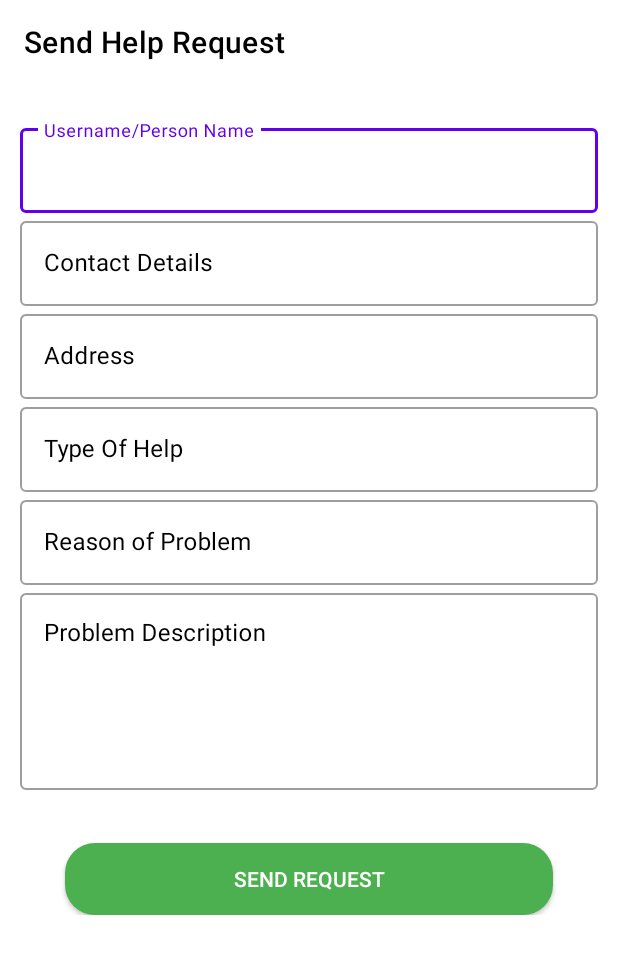
After one commit to Preetojha08/NGO_Management_System, an Android app: the HelpRequestFormActivity screen opened directly, with no data from a screen before it, on a phone screen of 412 x 824 dp. The commit adds this screen. Shown: the top 954 px of the screen. Run offline under Robolectric (Android 15) with nearby library versions, the phone set to English and light mode, and no system bars; our stand-ins replace sdp/ssp sizes.

Commit message:
Help Form

```diff
--- a/app/src/main/AndroidManifest.xml
+++ b/app/src/main/AndroidManifest.xml
@@ -14,7 +14,10 @@
         android:roundIcon="@mipmap/ic_launcher_round"
         android:supportsRtl="true"
         android:theme="@style/Theme.MyNewNGO">
-        <activity android:name=".HelpActivity"  android:theme="@style/AppTheme.NoActionBar" />
+        <activity android:name=".HelpRequestFormActivity"  android:theme="@style/AppTheme.NoActionBar"></activity>
+        <activity
+            android:name=".HelpActivity"
+            android:theme="@style/AppTheme.NoActionBar" />
         <activity
             android:name=".HomeActivity"
             android:theme="@style/AppTheme.NoActionBar" />
--- /dev/null
+++ b/app/src/main/java/com/creatures/mynewngo/HelpRequestFormActivity.java
@@ -0,0 +1,21 @@
+package com.creatures.mynewngo;
+
+import androidx.appcompat.app.AppCompatActivity;
+import androidx.appcompat.widget.Toolbar;
+
+import android.os.Bundle;
+
+public class HelpRequestFormActivity extends AppCompatActivity {
+
+    @Override
+    protected void onCreate(Bundle savedInstanceState) {
+        super.onCreate(savedInstanceState);
+        setContentView(R.layout.activity_help_request_form);
+
+        Toolbar toolbar = (Toolbar) findViewById(R.id.toolbar_help_form);
+        setSupportActionBar(toolbar);
+        getSupportActionBar().setTitle("Send Help Request");
+
+
+    }
+}
--- a/app/src/main/java/com/creatures/mynewngo/HelperCardRecyclerAdapter.java
+++ b/app/src/main/java/com/creatures/mynewngo/HelperCardRecyclerAdapter.java
@@ -1,16 +1,19 @@
 package com.creatures.mynewngo;
 
 import android.content.Context;
+import android.content.Intent;
 import android.view.LayoutInflater;
 import android.view.View;
 import android.view.ViewGroup;
 import android.widget.ImageView;
 import android.widget.TextView;
+import android.widget.Toast;
 
 import java.util.List;
 import java.util.zip.Inflater;
 
 import androidx.annotation.NonNull;
+import androidx.cardview.widget.CardView;
 import androidx.recyclerview.widget.RecyclerView;
 
 public class HelperCardRecyclerAdapter extends RecyclerView.Adapter<HelperCardRecyclerAdapter.card_view_holder>{
@@ -19,6 +22,7 @@ public class HelperCardRecyclerAdapter extends RecyclerView.Adapter<HelperCardRe
     List<String> sub_titles;
     List<Integer> images;
     LayoutInflater layoutInflater;
+    Context context;
 
     public HelperCardRecyclerAdapter(Context context, List<String> titles, List<String> sub_titles, List<Integer> images) {
         this.titles = titles;
@@ -40,6 +44,14 @@ public class HelperCardRecyclerAdapter extends RecyclerView.Adapter<HelperCardRe
         holder.tv_help_card_heading.setText(titles.get(position));
         holder.tv_help_card_subheading.setText(sub_titles.get(position));
         holder.tv_help_card_image_view.setImageResource(images.get(position));
+        holder.card_view.setOnClickListener(new View.OnClickListener() {
+            @Override
+            public void onClick(View v) {
+                Intent i = new Intent(context,HelpRequestFormActivity.class);
+                context.startActivity(i);
+            }
+        });
+
     }
 
     @Override
@@ -51,12 +63,16 @@ public class HelperCardRecyclerAdapter extends RecyclerView.Adapter<HelperCardRe
     {
         TextView tv_help_card_heading,tv_help_card_subheading;
         ImageView tv_help_card_image_view;
+        CardView card_view;
         public card_view_holder(@NonNull View itemView) {
             super(itemView);
 
             tv_help_card_heading=(TextView)itemView.findViewById(R.id.help_card_text_view_1);
             tv_help_card_subheading=(TextView)itemView.findViewById(R.id.help_card_text_view_2);
             tv_help_card_image_view=(ImageView)itemView.findViewById(R.id.help_card_image_view);
+            card_view=(CardView)itemView.findViewById(R.id.help_card_details);
+
+
         }
     }
 
--- /dev/null
+++ b/app/src/main/res/layout/activity_help_request_form.xml
@@ -0,0 +1,176 @@
+<?xml version="1.0" encoding="utf-8"?>
+<LinearLayout
+     xmlns:android="http://schemas.android.com/apk/res/android"
+    xmlns:app="http://schemas.android.com/apk/res-auto"
+    xmlns:tools="http://schemas.android.com/tools"
+    android:layout_width="match_parent"
+    android:layout_height="match_parent"
+    android:orientation="vertical"
+    tools:context=".HelpRequestFormActivity">
+
+    <ScrollView
+        android:layout_width="match_parent"
+        android:layout_height="match_parent">
+
+        <LinearLayout
+            android:layout_width="match_parent"
+            android:layout_height="wrap_content"
+            android:orientation="vertical">
+
+            <androidx.appcompat.widget.Toolbar
+                android:id="@+id/toolbar_help_form"
+                android:layout_width="match_parent"
+                android:layout_height="?attr/actionBarSize"
+                android:background="@color/white"
+                app:titleTextColor="@color/black"/>
+
+            <LinearLayout
+                android:layout_width="match_parent"
+                android:layout_height="wrap_content"
+                android:orientation="vertical"
+                android:padding="@dimen/_10sdp">
+
+                <com.google.android.material.textfield.TextInputLayout
+                    android:layout_width="match_parent"
+                    android:layout_height="wrap_content"
+                    android:textColor="#000"
+                    android:textSize="16sp"
+                    android:layout_marginTop="@dimen/_8sdp"
+                    android:textColorHint="#000"
+                    android:hint="Username/Person Name"
+                    style="@style/Widget.MaterialComponents.TextInputLayout.OutlinedBox"
+                    app:layout_constraintTop_toTopOf="parent">
+
+                    <com.google.android.material.textfield.TextInputEditText
+                        android:layout_width="match_parent"
+                        android:layout_height="wrap_content"
+                        android:drawablePadding="@dimen/_5sdp"
+                        android:textColor="#000"
+                        android:textColorHint="#000"
+                        android:textSize="16sp" />
+
+                </com.google.android.material.textfield.TextInputLayout>
+
+                <com.google.android.material.textfield.TextInputLayout
+                    android:layout_width="match_parent"
+                    android:layout_height="wrap_content"
+                    android:textColor="#000"
+                    android:textSize="16sp"
+                    android:textColorHint="#000"
+                    android:hint="Contact Details"
+                    style="@style/Widget.MaterialComponents.TextInputLayout.OutlinedBox"
+                    app:layout_constraintTop_toTopOf="parent">
+
+                    <com.google.android.material.textfield.TextInputEditText
+                        android:layout_width="match_parent"
+                        android:layout_height="wrap_content"
+                        android:drawablePadding="@dimen/_5sdp"
+                        android:textColor="#000"
+                        android:textColorHint="#000"
+                        android:textSize="16sp" />
+
+                </com.google.android.material.textfield.TextInputLayout>
+
+                <com.google.android.material.textfield.TextInputLayout
+                    android:layout_width="match_parent"
+                    android:layout_height="wrap_content"
+                    android:textColor="#000"
+                    android:textSize="16sp"
+                    android:textColorHint="#000"
+                    android:hint="Address"
+                    style="@style/Widget.MaterialComponents.TextInputLayout.OutlinedBox"
+                    app:layout_constraintTop_toTopOf="parent">
+
+                    <com.google.android.material.textfield.TextInputEditText
+                        android:layout_width="match_parent"
+                        android:layout_height="wrap_content"
+                        android:drawablePadding="@dimen/_5sdp"
+                        android:textColor="#000"
+                        android:textColorHint="#000"
+                        android:textSize="16sp" />
+
+                </com.google.android.material.textfield.TextInputLayout>
+
+                <com.google.android.material.textfield.TextInputLayout
+                    android:layout_width="match_parent"
+                    android:layout_height="wrap_content"
+                    android:textColor="#000"
+                    android:textSize="16sp"
+                    android:textColorHint="#000"
+                    android:hint="Type Of Help"
+                    style="@style/Widget.MaterialComponents.TextInputLayout.OutlinedBox"
+                    app:layout_constraintTop_toTopOf="parent">
+
+                    <com.google.android.material.textfield.TextInputEditText
+                        android:layout_width="match_parent"
+                        android:layout_height="wrap_content"
+                        android:drawablePadding="@dimen/_5sdp"
+                        android:textColor="#000"
+                        android:textColorHint="#000"
+                        android:textSize="16sp" />
+
+                </com.google.android.material.textfield.TextInputLayout>
+
+                <com.google.android.material.textfield.TextInputLayout
+                    android:layout_width="match_parent"
+                    android:layout_height="wrap_content"
+                    android:textColor="#000"
+                    android:textSize="16sp"
+                    android:textColorHint="#000"
+                    android:hint="Reason of Problem"
+                    style="@style/Widget.MaterialComponents.TextInputLayout.OutlinedBox"
+                    app:layout_constraintTop_toTopOf="parent">
+
+                    <com.google.android.material.textfield.TextInputEditText
+                        android:layout_width="match_parent"
+                        android:layout_height="wrap_content"
+                        android:drawablePadding="@dimen/_5sdp"
+                        android:textColor="#000"
+                        android:textColorHint="#000"
+                        android:textSize="16sp" />
+
+                </com.google.android.material.textfield.TextInputLayout>
+
+                <com.google.android.material.textfield.TextInputLayout
+                    android:layout_width="match_parent"
+                    android:layout_height="wrap_content"
+                    android:textColor="#000"
+                    android:textSize="16sp"
+                    android:textColorHint="#000"
+                    android:hint="Problem Description"
+                    style="@style/Widget.MaterialComponents.TextInputLayout.OutlinedBox"
+                    app:layout_constraintTop_toTopOf="parent">
+
+                    <com.google.android.material.textfield.TextInputEditText
+                        android:layout_width="match_parent"
+                        android:layout_height="wrap_content"
+                        android:drawablePadding="@dimen/_5sdp"
+                        android:textColor="#000"
+                        android:overScrollMode="always"
+                        android:gravity="top|left"
+                        android:inputType="textMultiLine"
+                        android:minLines="5"
+                        android:textColorHint="#000"
+                        android:textSize="16sp" />
+
+                </com.google.android.material.textfield.TextInputLayout>
+
+                <androidx.appcompat.widget.AppCompatButton
+                    android:layout_width="match_parent"
+                    android:layout_height="wrap_content"
+                    android:text="Send Request"
+                    android:layout_marginLeft="30dp"
+                    android:layout_marginRight="30dp"
+                    android:textColor="#fff"
+                    android:background="@drawable/round_bg"
+                    android:layout_marginTop="35dp"
+                    android:id="@+id/button_login"
+                    />
+
+            </LinearLayout>
+
+        </LinearLayout>
+
+    </ScrollView>
+
+</LinearLayout>
--- a/app/src/main/res/layout/help_cards.xml
+++ b/app/src/main/res/layout/help_cards.xml
@@ -4,6 +4,7 @@
     android:layout_height="wrap_content"
     xmlns:app="http://schemas.android.com/apk/res-auto"
     android:padding="@dimen/_10sdp"
+    android:id="@+id/help_card_details"
     android:layout_marginHorizontal="@dimen/_6sdp"
     android:layout_marginVertical="@dimen/_6sdp"
     app:cardCornerRadius="@dimen/_10sdp"
```
